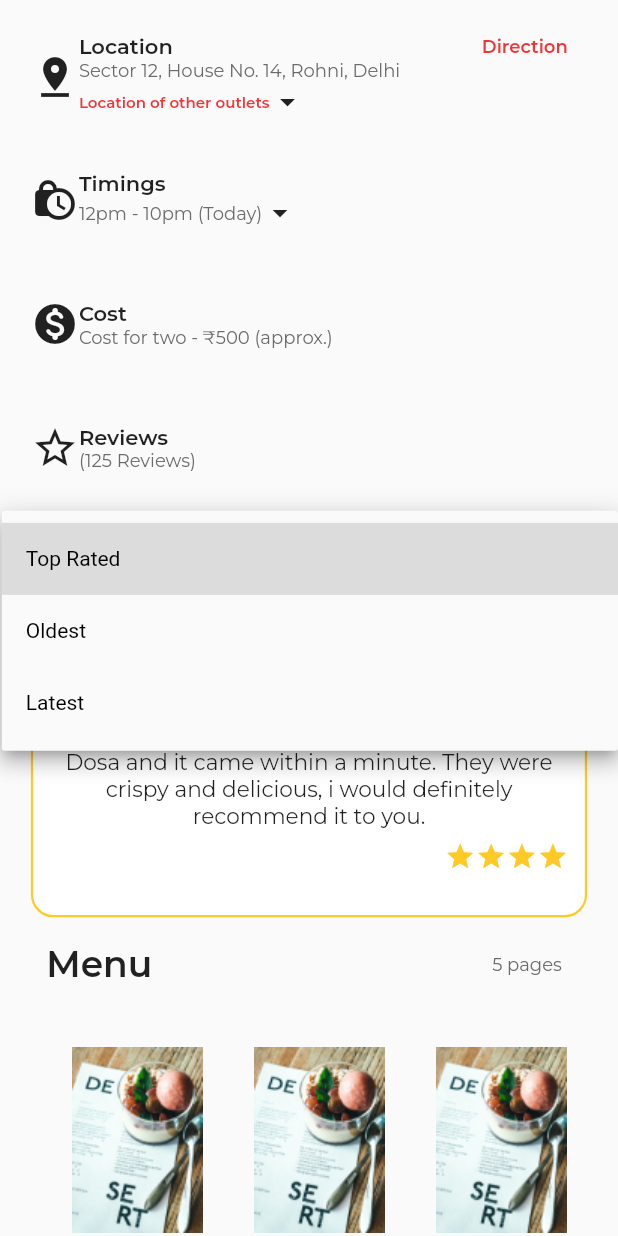
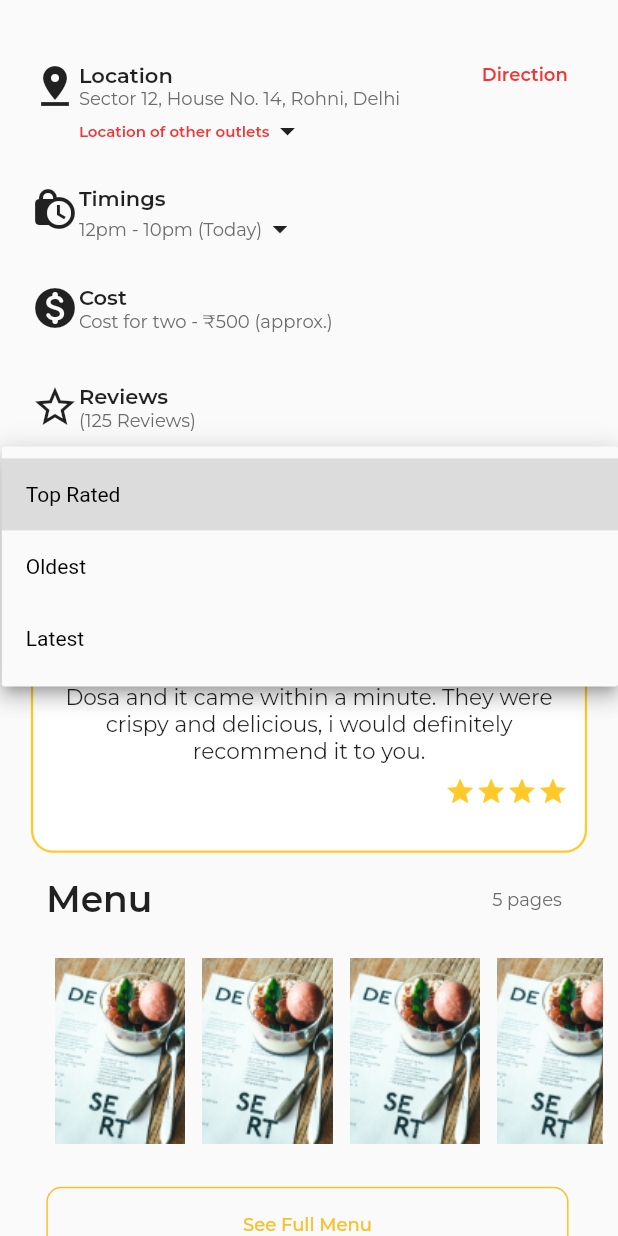
Before and after one commit to Foodistaan2021/Foodistaan-Main, a Flutter app: the TestRestaurantOverview screen opened directly, after a tap on "Top Rated", on a phone screen of 412 x 824 dp. Run offline on Flutter 3.47's test engine with Material 2 defaults, Android fonts, the phone set to English and light mode, and no system bars; our stand-ins replace bloc, carousel_slider, cloud_firestore, firebase_auth, firebase_core, flutter_rating_bar and 17 more; missing offline and left inert: qr_code_scanner, razorpay_flutter; accounts and stored records are empty; project files that could hold a hidden picture were left out.

Commit message:
OverView Screen UI Fix

```diff
--- a/lib/restuarant_screens/testRestaurantOverview.dart
+++ b/lib/restuarant_screens/testRestaurantOverview.dart
@@ -22,7 +22,7 @@ class _TestRestaurantOverviewState extends State<TestRestaurantOverview> {
       body: Column(
         children: [
           SizedBox(
-            height: 10,
+            height: MediaQuery.of(context).size.height * 0.05,
           ),
           Column(
             children: [
@@ -30,14 +30,16 @@ class _TestRestaurantOverviewState extends State<TestRestaurantOverview> {
                 margin: EdgeInsets.only(
                     left: MediaQuery.of(context).size.width * 0.05),
                 height: MediaQuery.of(context).size.height * 0.1,
-                child:
-                    Row(mainAxisAlignment: MainAxisAlignment.start, children: [
+                child: Row(
+                    mainAxisAlignment: MainAxisAlignment.start,
+                    crossAxisAlignment: CrossAxisAlignment.start,
+                    children: [
                       Icon(
                         Icons.pin_drop,
                         size: 32,
                       ),
                       Column(
-                    mainAxisAlignment: MainAxisAlignment.center,
+                        mainAxisAlignment: MainAxisAlignment.start,
                         crossAxisAlignment: CrossAxisAlignment.start,
                         children: [
                           Row(
@@ -90,15 +92,17 @@ class _TestRestaurantOverviewState extends State<TestRestaurantOverview> {
               Container(
                 margin: EdgeInsets.only(
                     left: MediaQuery.of(context).size.width * 0.05),
-                height: MediaQuery.of(context).size.height * 0.1,
-                child:
-                    Row(mainAxisAlignment: MainAxisAlignment.start, children: [
+                height: MediaQuery.of(context).size.height * 0.08,
+                child: Row(
+                    mainAxisAlignment: MainAxisAlignment.start,
+                    crossAxisAlignment: CrossAxisAlignment.start,
+                    children: [
                       Icon(
                         Icons.lock_clock,
                         size: 32,
                       ),
                       Column(
-                    mainAxisAlignment: MainAxisAlignment.center,
+                        mainAxisAlignment: MainAxisAlignment.start,
                         crossAxisAlignment: CrossAxisAlignment.start,
                         children: [
                           Text(
@@ -127,15 +131,17 @@ class _TestRestaurantOverviewState extends State<TestRestaurantOverview> {
               Container(
                 margin: EdgeInsets.only(
                     left: MediaQuery.of(context).size.width * 0.05),
-                height: MediaQuery.of(context).size.height * 0.1,
-                child:
-                    Row(mainAxisAlignment: MainAxisAlignment.start, children: [
+                height: MediaQuery.of(context).size.height * 0.08,
+                child: Row(
+                    mainAxisAlignment: MainAxisAlignment.start,
+                    crossAxisAlignment: CrossAxisAlignment.start,
+                    children: [
                       Icon(
                         Icons.monetization_on_rounded,
                         size: 32,
                       ),
                       Column(
-                    mainAxisAlignment: MainAxisAlignment.center,
+                        mainAxisAlignment: MainAxisAlignment.start,
                         crossAxisAlignment: CrossAxisAlignment.start,
                         children: [
                           Text(
@@ -159,15 +165,17 @@ class _TestRestaurantOverviewState extends State<TestRestaurantOverview> {
               Container(
                 margin: EdgeInsets.only(
                     left: MediaQuery.of(context).size.width * 0.05),
-                height: MediaQuery.of(context).size.height * 0.1,
-                child:
-                    Row(mainAxisAlignment: MainAxisAlignment.start, children: [
+                height: MediaQuery.of(context).size.height * 0.05,
+                child: Row(
+                    mainAxisAlignment: MainAxisAlignment.start,
+                    crossAxisAlignment: CrossAxisAlignment.start,
+                    children: [
                       Icon(
                         Icons.star_border,
                         size: 32,
                       ),
                       Column(
-                    mainAxisAlignment: MainAxisAlignment.center,
+                        mainAxisAlignment: MainAxisAlignment.start,
                         crossAxisAlignment: CrossAxisAlignment.start,
                         children: [
                           Text(
@@ -188,7 +196,6 @@ class _TestRestaurantOverviewState extends State<TestRestaurantOverview> {
                       )
                     ]),
               ),
-              // Container(child: RestuarantDeliveryReview()),
               Container(
                 margin: EdgeInsets.only(
                     left: MediaQuery.of(context).size.width * 0.05,
@@ -230,12 +237,11 @@ class _TestRestaurantOverviewState extends State<TestRestaurantOverview> {
                       ),
                       Container(
                         // width: MediaQuery.of(context).size.width * 0.9,
-                        height: MediaQuery.of(context).size.height * 0.21,
+                        height: MediaQuery.of(context).size.height * 0.17,
                         child: ListView(
                             padding: EdgeInsets.all(0),
                             scrollDirection: Axis.horizontal,
                             children: [
-                              Image.asset('assets/images/menu.png'),
                               Image.asset('assets/images/menu.png'),
                               Image.asset('assets/images/menu.png'),
                               Image.asset('assets/images/menu.png'),
@@ -246,9 +252,12 @@ class _TestRestaurantOverviewState extends State<TestRestaurantOverview> {
                       Container(
                         margin: EdgeInsets.only(
                             top: MediaQuery.of(context).size.width * 0.05),
-                        width: MediaQuery.of(context).size.width * 0.8,
+                        width: MediaQuery.of(context).size.width * 0.845,
                         decoration: BoxDecoration(
-                          border: Border.all(color: Colors.yellow),
+                          borderRadius: BorderRadius.circular(10),
+                          border: Border.all(
+                            color: Color.fromRGBO(247, 193, 43, 1),
+                          ),
                         ),
                         child: Row(
                             mainAxisAlignment: MainAxisAlignment.center,
@@ -260,7 +269,9 @@ class _TestRestaurantOverviewState extends State<TestRestaurantOverview> {
                                     child: Text(
                                       "See Full Menu",
                                       style: TextStyle(
-                                          fontSize: 12, color: Colors.yellow),
+                                        fontSize: 12,
+                                        color: Color.fromRGBO(247, 193, 43, 1),
+                                      ),
                                     ),
                                   )),
                             ]),
@@ -290,11 +301,11 @@ class overviewBottomWidget extends StatelessWidget {
       children: [
         Container(
           margin: EdgeInsets.only(
-            top: MediaQuery.of(context).size.width * 0.05,
+            top: MediaQuery.of(context).size.width * 0.15,
           ),
           padding: EdgeInsets.all(10),
           width: MediaQuery.of(context).size.width * 0.9,
-          height: MediaQuery.of(context).size.height * 0.3,
+          height: MediaQuery.of(context).size.height * 0.2,
           child: Column(
             crossAxisAlignment: CrossAxisAlignment.start,
             children: [
@@ -307,12 +318,21 @@ class overviewBottomWidget extends StatelessWidget {
               ),
               Container(
                 margin: EdgeInsets.only(
-                  left: MediaQuery.of(context).size.width * 0.06,
+                  // left: MediaQuery.of(context).size.width * 0.06,
                   top: MediaQuery.of(context).size.width * 0.04,
                 ),
                 child: Column(
                   crossAxisAlignment: CrossAxisAlignment.start,
                   children: [
+                    Row(
+                      children: [
+                        Image.asset(
+                          'assets/images/teenyicons_tick-circle-outline.png',
+                          height: MediaQuery.of(context).size.height * 0.025,
+                        ),
+                        SizedBox(
+                          width: MediaQuery.of(context).size.width * 0.015,
+                        ),
                         Text(
                           "Home Delivery",
                           style: TextStyle(
@@ -321,8 +341,19 @@ class overviewBottomWidget extends StatelessWidget {
                             color: Color.fromRGBO(107, 107, 107, 1),
                           ),
                         ),
+                      ],
+                    ),
                     SizedBox(
                       height: MediaQuery.of(context).size.height * 0.008,
+                    ),
+                    Row(
+                      children: [
+                        Image.asset(
+                          'assets/images/teenyicons_tick-circle-outline.png',
+                          height: MediaQuery.of(context).size.height * 0.025,
+                        ),
+                        SizedBox(
+                          width: MediaQuery.of(context).size.width * 0.015,
                         ),
                         Text(
                           "Takeaway Available",
@@ -332,8 +363,19 @@ class overviewBottomWidget extends StatelessWidget {
                             color: Color.fromRGBO(107, 107, 107, 1),
                           ),
                         ),
+                      ],
+                    ),
                     SizedBox(
                       height: MediaQuery.of(context).size.height * 0.008,
+                    ),
+                    Row(
+                      children: [
+                        Image.asset(
+                          'assets/images/teenyicons_tick-circle-outline.png',
+                          height: MediaQuery.of(context).size.height * 0.025,
+                        ),
+                        SizedBox(
+                          width: MediaQuery.of(context).size.width * 0.015,
                         ),
                         Text(
                           "Vegetarian Only",
@@ -343,8 +385,19 @@ class overviewBottomWidget extends StatelessWidget {
                             color: Color.fromRGBO(107, 107, 107, 1),
                           ),
                         ),
+                      ],
+                    ),
                     SizedBox(
                       height: MediaQuery.of(context).size.height * 0.008,
+                    ),
+                    Row(
+                      children: [
+                        Image.asset(
+                          'assets/images/teenyicons_tick-circle-outline.png',
+                          height: MediaQuery.of(context).size.height * 0.025,
+                        ),
+                        SizedBox(
+                          width: MediaQuery.of(context).size.width * 0.015,
                         ),
                         Text(
                           "Indoor Seating allowed",
@@ -353,6 +406,8 @@ class overviewBottomWidget extends StatelessWidget {
                             fontSize: 12,
                             color: Color.fromRGBO(107, 107, 107, 1),
                           ),
+                        ),
+                      ],
                     ),
                   ],
                 ),
@@ -375,26 +430,32 @@ class overViewBottomWidgetSecond extends StatelessWidget {
   Widget build(BuildContext context) {
     return Container(
       width: MediaQuery.of(context).size.width * 0.9,
-      height: MediaQuery.of(context).size.height * 0.3,
+      height: MediaQuery.of(context).size.height * 0.1,
       child: Column(
         crossAxisAlignment: CrossAxisAlignment.start,
         children: [
-          Text(
-            "Other Info",
-            style: TextStyle(
-              fontWeight: FontWeight.w600,
-              fontSize: 13,
+          Container(
+            margin: EdgeInsets.only(
+              left: MediaQuery.of(context).size.width * 0.04,
+              // top: MediaQuery.of(context).size.width * 0.04,
+            ),
+            child: Image.asset(
+              'assets/images/Group 13.png',
+              // scale: 4,
+              alignment: Alignment.bottomLeft,
+              height: MediaQuery.of(context).size.height * 0.06,
+              width: MediaQuery.of(context).size.height * 0.4,
             ),
           ),
           Container(
             margin: EdgeInsets.only(
-              left: MediaQuery.of(context).size.width * 0.06,
-              top: MediaQuery.of(context).size.width * 0.04,
+              left: MediaQuery.of(context).size.width * 0.04,
+              // top: MediaQuery.of(context).size.width * 0.04,
             ),
             child: Wrap(
               children: [
                 Text(
-                  "All Rights Reseved",
+                  "All Rights Reseved ",
                   style: TextStyle(
                     fontWeight: FontWeight.w600,
                     fontSize: 12,
@@ -407,7 +468,7 @@ class overViewBottomWidgetSecond extends StatelessWidget {
                   width: 1,
                 ),
                 Text(
-                  "Contact",
+                  "| Contact ",
                   style: TextStyle(
                     fontWeight: FontWeight.w600,
                     fontSize: 12,
@@ -420,7 +481,7 @@ class overViewBottomWidgetSecond extends StatelessWidget {
                   width: 1,
                 ),
                 Text(
-                  "Terms of Service",
+                  "| Terms of Service ",
                   style: TextStyle(
                     fontWeight: FontWeight.w600,
                     fontSize: 12,
@@ -440,6 +501,14 @@ class overViewBottomWidgetSecond extends StatelessWidget {
                     color: Color.fromRGBO(107, 107, 107, 1),
                   ),
                 ),
+                Text(
+                  " | About Us",
+                  style: TextStyle(
+                    fontWeight: FontWeight.w600,
+                    fontSize: 12,
+                    color: Color.fromRGBO(107, 107, 107, 1),
+                  ),
+                ),
               ],
             ),
           ),
--- a/lib/restuarant_screens/testRestaurant_main.dart
+++ b/lib/restuarant_screens/testRestaurant_main.dart
@@ -865,7 +865,7 @@ class _OverviewSelectedWidgetState extends State<OverviewSelectedWidget> {
   @override
   Widget build(BuildContext context) {
     return Container(
-      height: MediaQuery.of(context).size.height * 1.8,
+      height: MediaQuery.of(context).size.height * 1.5,
       child: TestRestaurantOverview(),
       // RestaurantOverview(),
     );
```
Also changed, not shown: assets/images/Group 13.png (added), assets/images/teenyicons_tick-circle-outline.png (added). Lines whose indentation alone changed are shown as unchanged.
